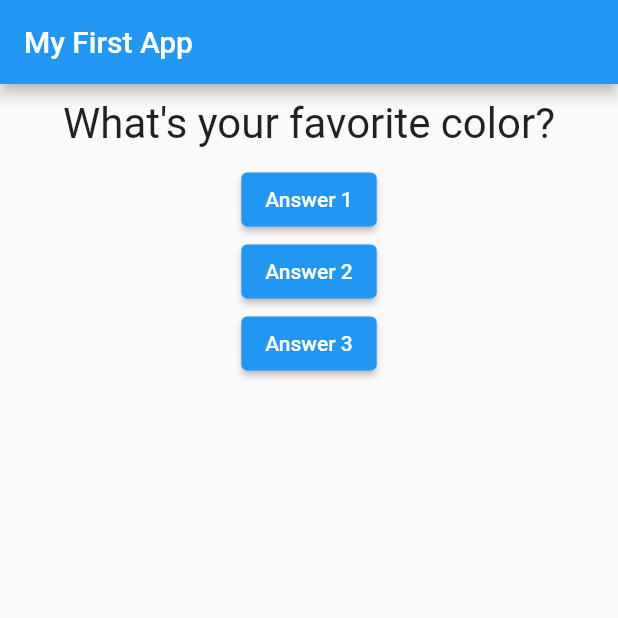
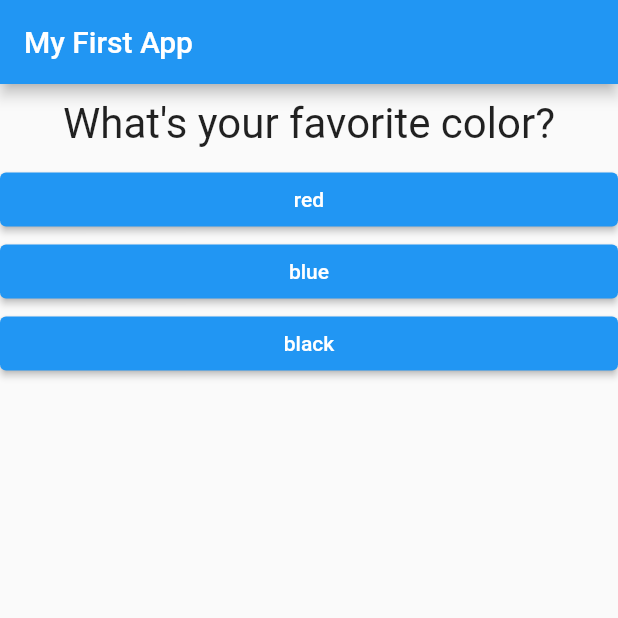
Before and after one commit to Captain-Kirk83/trial, a Flutter app: the screen it shows after launch, on a phone screen of 412 x 824 dp, the top half of it. Run offline on Flutter 3.47's test engine with Material 2 defaults, Android fonts, the phone set to English and light mode, and no system bars.

Commit message:
quiz app final stage

```diff
--- /dev/null
+++ b/lib/answer.dart
@@ -0,0 +1,19 @@
+import 'package:flutter/material.dart';
+
+class Answer extends StatelessWidget {
+  final VoidCallback selectHandler;
+  final String ansText;
+
+  Answer(this.selectHandler, this.ansText);
+
+  @override
+  Widget build(BuildContext context) {
+    return Container(
+      width: double.infinity,
+      child: ElevatedButton(
+        child: Text(ansText),
+        onPressed: selectHandler,
+      ),
+    );
+  }
+}
--- a/lib/main.dart
+++ b/lib/main.dart
@@ -1,6 +1,7 @@
 import 'package:flutter/material.dart';
 
 import './question.dart';
+import './answer.dart';
 
 void main() {
   runApp(MyApp());
@@ -29,8 +30,14 @@ class _MyAppState extends State<MyApp> {
   @override
   Widget build(BuildContext context) {
     var questions = [
-      'What\'s your favorite color?',
-      'What\'s your favorite animal?',
+      {
+        'Q1': 'What\'s your favorite color?',
+        'A1': ['red', 'blue', 'black'],
+      },
+      {
+        'Q1': 'What\'s your favorite animal?',
+        'A1': ['rabbit', 'snake', 'tiger'],
+      },
     ];
     return MaterialApp(
       home: Scaffold(
@@ -39,19 +46,12 @@ class _MyAppState extends State<MyApp> {
         ),
         body: Column(
           children: [
-            Question(questions[_qIndex]),
-            ElevatedButton(
-              child: Text('Answer 1'),
-              onPressed: _ansQues,
+            Question(
+              questions[_qIndex]['Q1'].toString(),
             ),
-            ElevatedButton(
-              child: Text('Answer 2'),
-              onPressed: _ansQues,
-            ),
-            ElevatedButton(
-              child: Text('Answer 3'),
-              onPressed: _ansQues,
-            ),
+            ...(questions[_qIndex]['A1'] as List<String>).map((answer) {
+              return Answer(_ansQues, answer);
+            }).toList()
           ],
         ),
       ),
```
